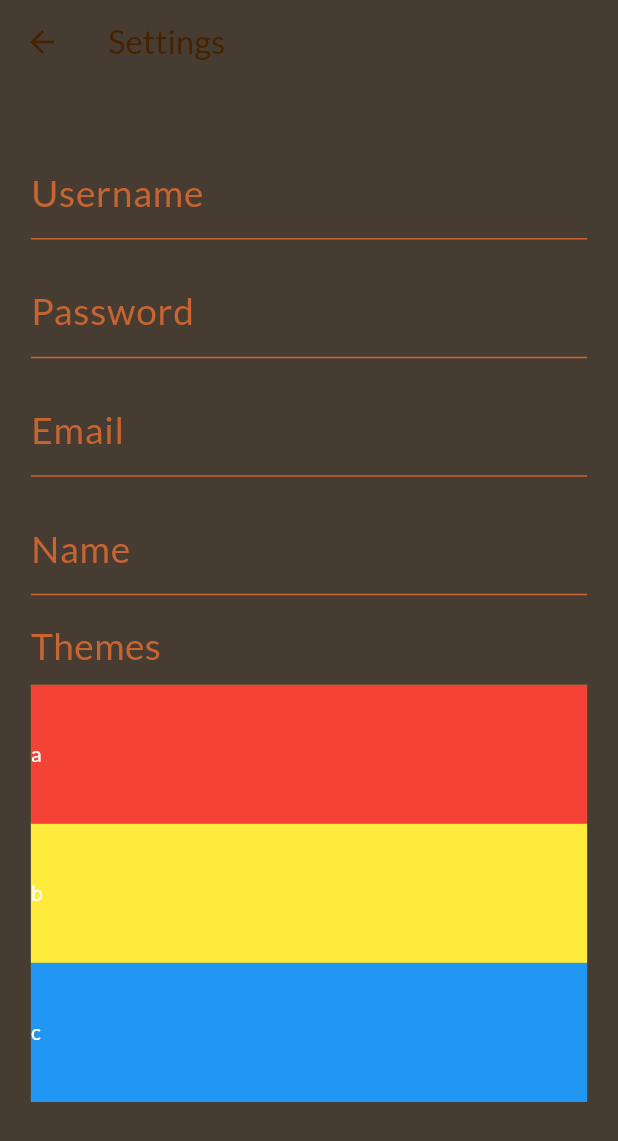
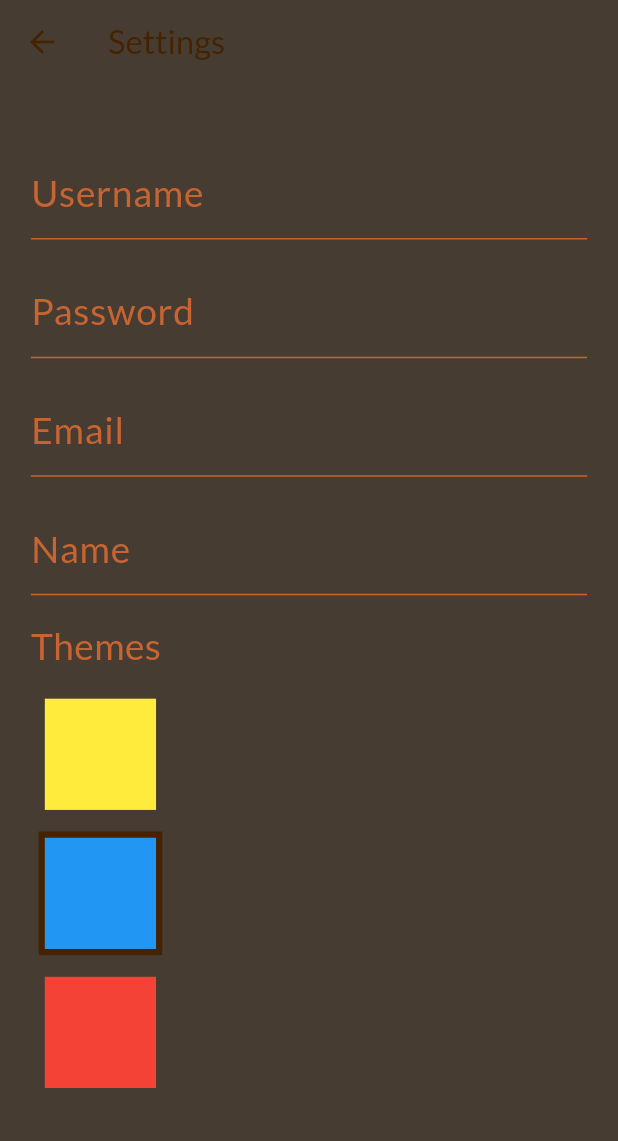
Before and after one commit to bdominguez6/App_Pumpun, a Flutter app: the SettingsScreen screen opened directly with empty values, on a phone screen of 412 x 824 dp. Shown: the top 1141 px of the screen. Run offline on Flutter 3.47's test engine with Material 3 defaults, Android fonts, the light colour scheme and no system bars; our stand-ins replace email_validator, flutter_card_swiper, flutter_colorpicker, google_nav_bar, shared_preferences; accounts and stored records are empty.

Commit message:
fix: fixed data issues

```diff
--- a/app/lib/controllers/common/myhomepage_controller.dart
+++ b/app/lib/controllers/common/myhomepage_controller.dart
@@ -9,9 +9,9 @@ import 'package:google_nav_bar/google_nav_bar.dart';
 
 /// This class creates and uses bottomNavigationBar, it also controls switching between different screens.
 class MyHomePageController extends StatefulWidget {
-  const MyHomePageController({required this.onChangeSettings});
+  const MyHomePageController({required this.onChangeTheme});
 
-  final void Function(BuildContext context) onChangeSettings;
+  final void Function() onChangeTheme;
 
   @override
   _MyHomePageControllerState createState() => _MyHomePageControllerState();
@@ -35,7 +35,7 @@ class _MyHomePageControllerState extends State<MyHomePageController> {
       SwipeScreen(),
       SearchScreen(),
       BookListsScreen(),
-      ProfileScreen(onChangeSettings: widget.onChangeSettings)
+      ProfileScreen(onChangeTheme: widget.onChangeTheme)
     ];
   }
 
--- a/app/lib/widgets/profile_screen/settings_screen.dart
+++ b/app/lib/widgets/profile_screen/settings_screen.dart
@@ -15,11 +15,53 @@ class SettingsScreen extends StatefulWidget {
 
   @override
   State<StatefulWidget> createState() {
-    return _SettingsScreenState();
+    return SettingsScreenState();
   }
 }
 
-class _SettingsScreenState extends State<SettingsScreen> {
+class SettingsScreenState extends State<SettingsScreen> {
+
+  // TODO: AAAAAA
+  static List<CustomRadio> radios = [];
+
+  void changeTheme(int id) {
+    setState(() {
+      for (CustomRadio radio in radios) {
+        if (radio.selected == true) radio.selected = false;
+        if (radio.id == id) radio.selected = true;
+      }
+    });
+  }
+
+  @override
+  void initState() {
+    super.initState();
+    radios.add(
+      CustomRadio(
+        id: 0,
+        color: Colors.yellow,
+        selected: false,
+        onTap: changeTheme,
+      ),
+    );
+    radios.add(
+      CustomRadio(
+        id: 1,
+        color: Colors.blue,
+        selected: true,
+        onTap: changeTheme,
+      ),
+    );
+    radios.add(
+      CustomRadio(
+        id: 2,
+        color: Colors.red,
+        selected: false,
+        onTap: changeTheme,
+      ),
+    );
+  }
+
   @override
   Widget build(BuildContext context) {
     return Scaffold(
--- a/app/lib/widgets/profile_screen/theme_settings.dart
+++ b/app/lib/widgets/profile_screen/theme_settings.dart
@@ -1,9 +1,16 @@
 import 'package:app/constants/screen_constants.dart';
-import 'package:flutter/cupertino.dart';
+import 'package:app/widgets/profile_screen/settings_screen.dart';
 import 'package:flutter/material.dart';
-import 'package:flutter/widgets.dart';
 
-class ThemeSettings extends StatelessWidget {
+class ThemeSettings extends StatefulWidget {
+  @override
+  State<ThemeSettings> createState() {
+    return _ThemeSettingsState();
+  }
+}
+
+class _ThemeSettingsState extends State<ThemeSettings> {
+
   List<Color> colors = [
     const Color.fromARGB(255, 255, 0, 0),
     const Color.fromARGB(255, 200, 100, 50),
@@ -22,35 +29,31 @@ class ThemeSettings extends StatelessWidget {
   @override
   Widget build(BuildContext context) {
     return Container(
-      color: Colors.green,
       width: ScreenConstants.width * 0.9,
       height: ScreenConstants.width * 0.675,
       child: Column(
         children: [
           Container(
-            color: Colors.red,
             height: ScreenConstants.width * 0.225,
             child: Row(
               children: [
-                Text('a'),
+                SettingsScreenState.radios[0],
               ],
             ),
           ),
           Container(
-            color: Colors.yellow,
             height: ScreenConstants.width * 0.225,
             child: Row(
               children: [
-                Text('b'),
+                SettingsScreenState.radios[1],
               ],
             ),
           ),
           Container(
-            color: Colors.blue,
             height: ScreenConstants.width * 0.225,
             child: Row(
               children: [
-                Text('c'),
+                SettingsScreenState.radios[2],
               ],
             ),
           ),
@@ -59,3 +62,73 @@ class ThemeSettings extends StatelessWidget {
     );
   }
 }
+
+class CustomRadio extends StatefulWidget {
+  CustomRadio({
+    super.key,
+    required this.id,
+    required this.color,
+    required this.selected,
+    required this.onTap,
+  });
+
+  final int id;
+  final Color color;
+  late Color selectedColor;
+  bool selected;
+  void Function(int id) onTap;
+
+  @override
+  State<StatefulWidget> createState() {
+    return _CustomRadioState(
+      id: id,
+      color: color,
+      selected: selected,
+      onTap: onTap,
+    );
+  }
+}
+
+class _CustomRadioState extends State<CustomRadio> {
+  _CustomRadioState({
+    required this.id,
+    required this.color,
+    required this.selected,
+    required this.onTap,
+  });
+
+  final int id;
+  final Color color;
+  late Color selectedColor;
+  bool selected;
+  void Function(int id) onTap;
+
+  Widget build(BuildContext context) {
+    selectedColor =
+        selected ? Theme.of(context).colorScheme.outline : Colors.transparent;
+
+    return InkWell(
+      onTap: () {
+        onTap(id);
+      },
+      child: Container(
+        width: ScreenConstants.width * 0.225,
+        height: ScreenConstants.width * 0.225,
+        child: Center(
+          child: Container(
+            width: ScreenConstants.width * 0.2,
+            height: ScreenConstants.width * 0.2,
+            color: selectedColor,
+            child: Center(
+              child: Container(
+                width: ScreenConstants.width * 0.18,
+                height: ScreenConstants.width * 0.18,
+                color: color,
+              ),
+            ),
+          ),
+        ),
+      ),
+    );
+  }
+}
```
Also changed, not shown: app/lib/main.dart (+17 -11 lines), app/lib/widgets/profile_screen/profile_screen.dart (+18 -3 lines).
